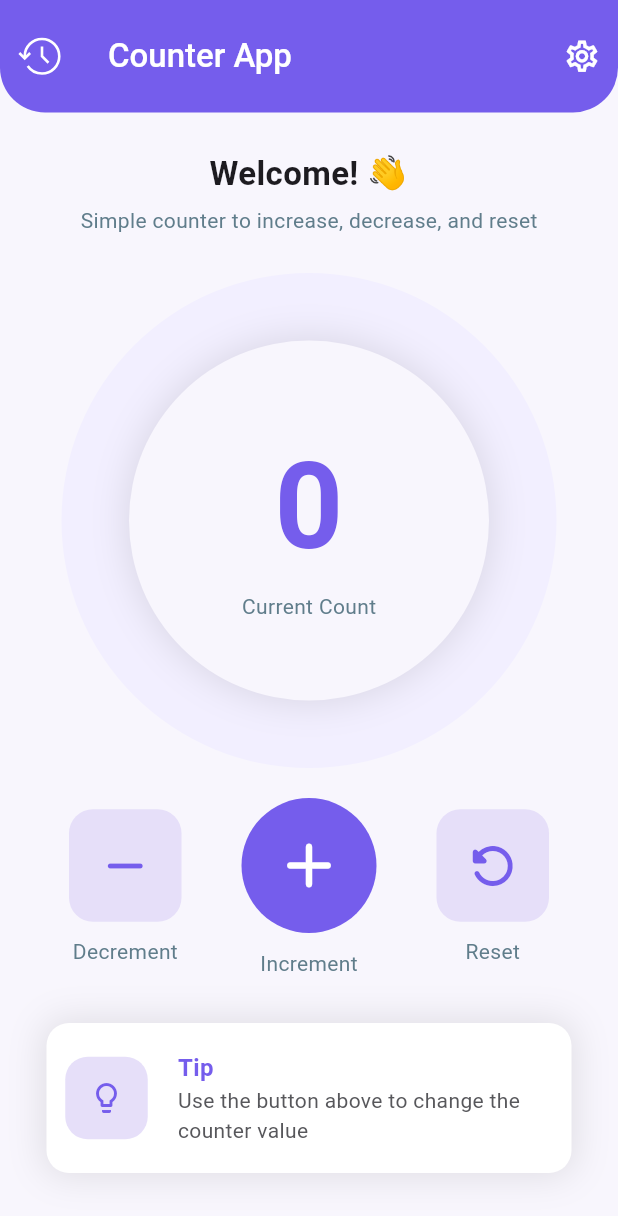
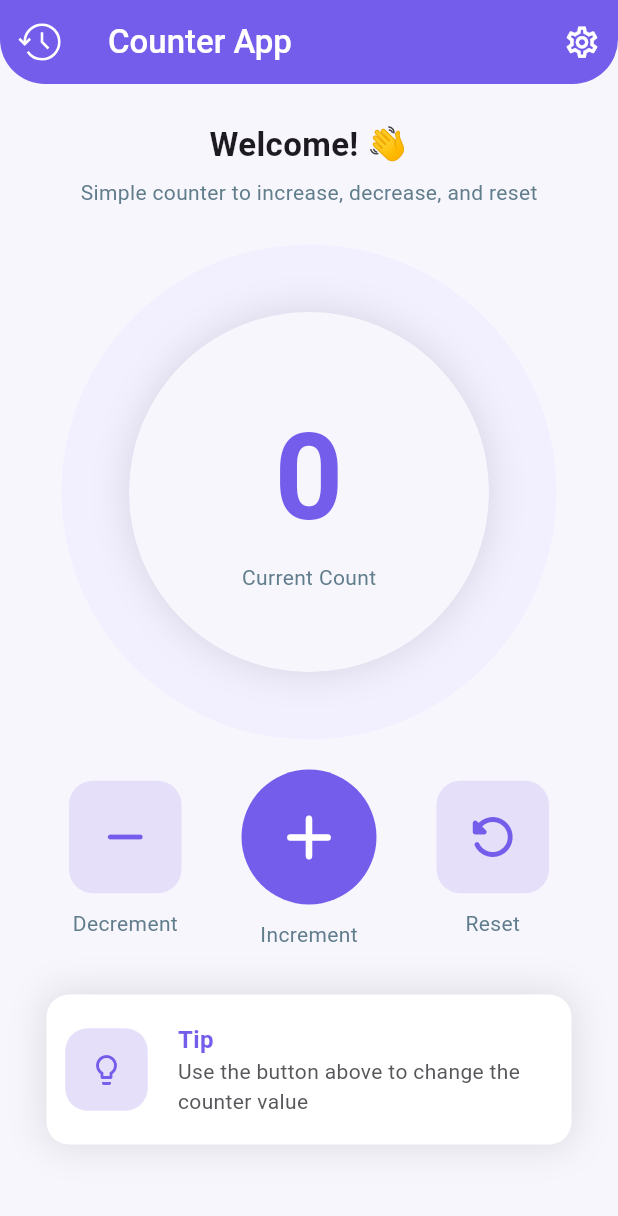
Before and after one commit to naihchams/flutter_counter, a Flutter app: the screen it shows after launch, on a phone screen of 412 x 824 dp. Shown: the top 1216 px of the screen. Run offline on Flutter 3.47's test engine with Material 3 defaults, Android fonts, the phone set to English and light mode, and no system bars; our stand-ins replace flutter_svg.

Commit message:
refactored header (app bar)

```diff
--- a/lib/main.dart
+++ b/lib/main.dart
@@ -1,4 +1,5 @@
 import 'package:counter_ui_practice/widgets/counter_circle.dart';
+import 'package:counter_ui_practice/widgets/counter_header.dart';
 import 'package:counter_ui_practice/widgets/tip_card.dart';
 import 'package:counter_ui_practice/widgets/welcome_section.dart';
 import 'package:flutter/material.dart';
@@ -57,34 +58,9 @@ class _MyHomePageState extends State<MyHomePage> {
   @override
   Widget build(BuildContext context) {
     return Scaffold(
-      appBar: AppBar(
-        toolbarHeight: 75,
-        backgroundColor: Color.fromRGBO(117, 93, 236, 1),
-        title: Text(
-          widget.title,
-          style: TextStyle(fontWeight: FontWeight.w500),
-        ),
-        foregroundColor: Colors.white,
-        shape: const RoundedRectangleBorder(
-          borderRadius: BorderRadius.vertical(bottom: Radius.circular(30)),
-        ),
-        leading: GestureDetector(
-          onTap: () {},
-          child: Padding(
-            padding: const EdgeInsets.all(10),
-            child: SvgPicture.asset(
-              'assets/images/restore.svg',
-              semanticsLabel: 'Restore',
-              color: Colors.white,
-            ),
-          ),
-        ),
-        actions: <Widget>[
-          IconButton(
-            onPressed: () {},
-            icon: Icon(Icons.settings_outlined, size: 25),
-          ),
-        ],
+      appBar: PreferredSize(
+        preferredSize: Size.fromHeight(kToolbarHeight),
+        child: CounterHeader(title: widget.title),
       ),
       backgroundColor: Color.fromRGBO(248, 246, 253, 1),
       body: SafeArea(
--- a/lib/widgets/counter_header.dart
+++ b/lib/widgets/counter_header.dart
@@ -0,0 +1,38 @@
+import 'package:flutter/material.dart';
+import 'package:flutter_svg/flutter_svg.dart';
+
+class CounterHeader extends StatelessWidget {
+  String title;
+
+  CounterHeader({super.key, required this.title});
+
+  @override
+  Widget build(BuildContext context) {
+    return AppBar(
+      toolbarHeight: 75,
+      backgroundColor: Color.fromRGBO(117, 93, 236, 1),
+      title: Text(title, style: TextStyle(fontWeight: FontWeight.w500)),
+      foregroundColor: Colors.white,
+      shape: const RoundedRectangleBorder(
+        borderRadius: BorderRadius.vertical(bottom: Radius.circular(30)),
+      ),
+      leading: GestureDetector(
+        onTap: () {},
+        child: Padding(
+          padding: const EdgeInsets.all(10),
+          child: SvgPicture.asset(
+            'assets/images/restore.svg',
+            semanticsLabel: 'Restore',
+            color: Colors.white,
+          ),
+        ),
+      ),
+      actions: <Widget>[
+        IconButton(
+          onPressed: () {},
+          icon: Icon(Icons.settings_outlined, size: 25),
+        ),
+      ],
+    );
+  }
+}
```
